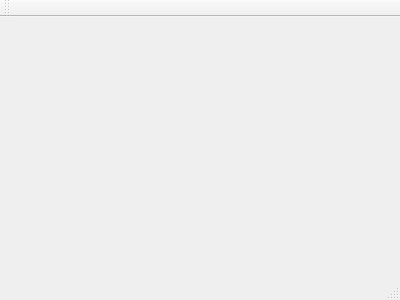
The window that mainwindow.ui (crysis909/SchoolGraphicsView) describes before a commit, drawn with Qt 5.
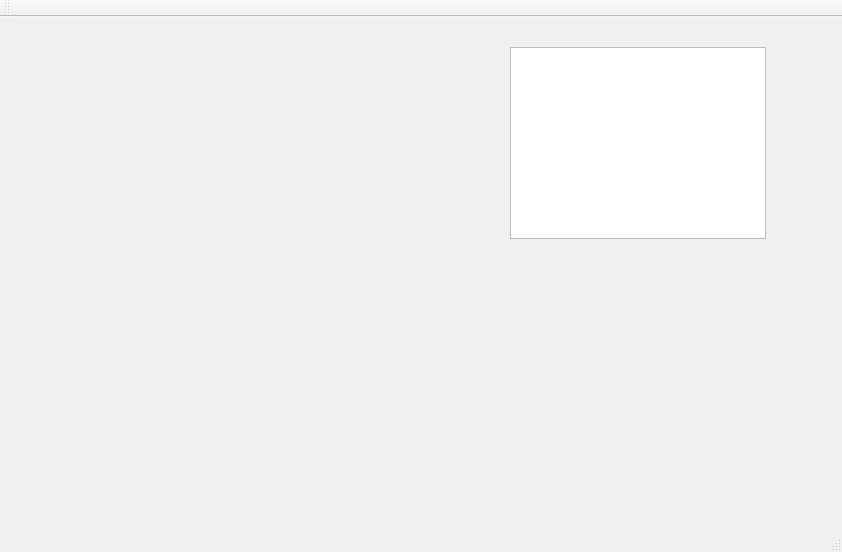
The same window after the commit.

Commit message: derived class from QGraphicsView added

The edit to the form file:
```diff
--- a/mainwindow.ui
+++ b/mainwindow.ui
@@ -1,24 +1,50 @@
 <ui version="4.0">
  <class>MainWindow</class>
- <widget class="QMainWindow" name="MainWindow" >
-  <property name="geometry" >
+ <widget class="QMainWindow" name="MainWindow">
+  <property name="geometry">
    <rect>
     <x>0</x>
     <y>0</y>
-    <width>400</width>
-    <height>300</height>
+    <width>842</width>
+    <height>552</height>
    </rect>
   </property>
   <property name="windowTitle" >
    <string>MainWindow</string>
   </property>
-  <widget class="QMenuBar" name="menuBar" />
-  <widget class="QToolBar" name="mainToolBar" />
-  <widget class="QWidget" name="centralWidget" />
-  <widget class="QStatusBar" name="statusBar" />
+  <widget class="QWidget" name="centralWidget">
+   <widget class="QGraphicsView" name="graphicsView">
+    <property name="geometry">
+     <rect>
+      <x>510</x>
+      <y>30</y>
+      <width>256</width>
+      <height>192</height>
+     </rect>
+    </property>
+   </widget>
+  </widget>
+  <widget class="QMenuBar" name="menuBar">
+   <property name="geometry">
+    <rect>
+     <x>0</x>
+     <y>0</y>
+     <width>842</width>
+     <height>21</height>
+    </rect>
+   </property>
+  </widget>
+  <widget class="QToolBar" name="mainToolBar">
+   <attribute name="toolBarArea">
+    <enum>TopToolBarArea</enum>
+   </attribute>
+   <attribute name="toolBarBreak">
+    <bool>false</bool>
+   </attribute>
+  </widget>
+  <widget class="QStatusBar" name="statusBar"/>
  </widget>
- <layoutDefault spacing="6" margin="11" />
- <pixmapfunction></pixmapfunction>
+ <layoutdefault spacing="6" margin="11"/>
  <resources/>
  <connections/>
 </ui>
```
Left out of the diff: 3 changed lines with no effect on the pictures. The commit also changes 3 other files.
